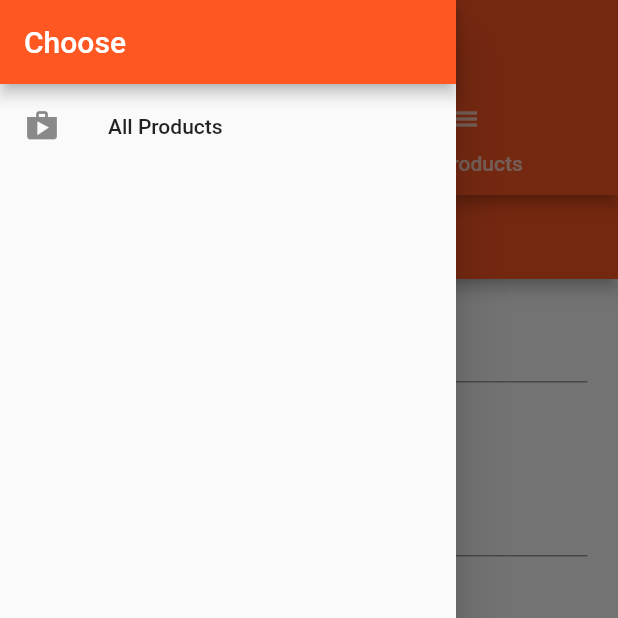
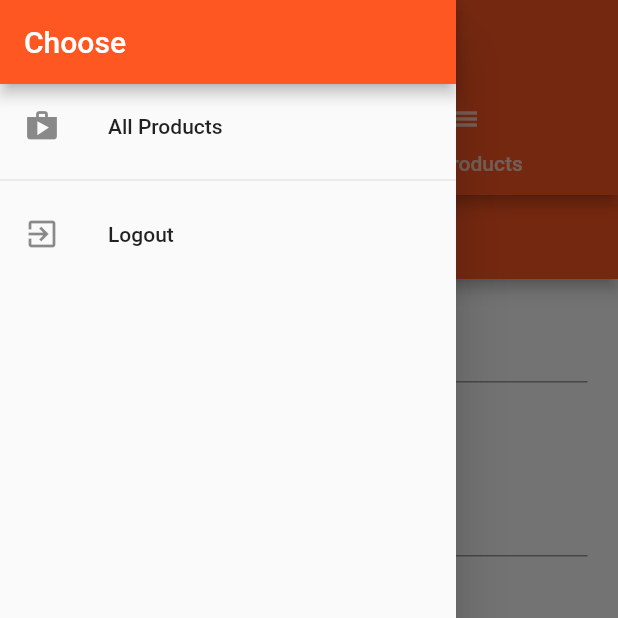
Before and after one commit to esirioneyibo/flutter-manage-products, a Flutter app: the ProductsAdminPage screen opened by its route, with the side drawer open, on a phone screen of 412 x 824 dp, the top half of it. Run offline on Flutter 3.47's test engine with Material 2 defaults, Android fonts, the phone set to English and light mode, and no system bars; our stand-ins replace shared_preferences; accounts and stored records are empty.

Commit message:
Video 509 - 510: Signing Users in Automatically and Adding a Logout Button

```diff
--- a/flutter_course/lib/main.dart
+++ b/flutter_course/lib/main.dart
@@ -31,6 +31,7 @@ class _MyAppState extends State<MyApp> {
   @override
   void initState() {
     super.initState();
+    _model.autoAuthenticate();
   }
 
   @override
@@ -50,7 +51,7 @@ class _MyAppState extends State<MyApp> {
         routes: {
           '/admin': (BuildContext context) => ProductsAdminPage(_model),
           // '/' is the same with home:, so if defined '/', we shouldn't use home: like above (home: AuthPage())
-          '/': (BuildContext context) => AuthPage(),
+          '/': (BuildContext context) => _model.user == null ? AuthPage() : ProductsPage(_model),
           '/products': (BuildContext context) => ProductsPage(_model),
         },
         onGenerateRoute: (RouteSettings settings) {
--- a/flutter_course/lib/pages/products.dart
+++ b/flutter_course/lib/pages/products.dart
@@ -1,6 +1,7 @@
 import 'package:flutter/material.dart';
 import 'package:scoped_model/scoped_model.dart';
 import '../scoped_models/main.dart';
+import '../widgets/ui_elements/logout_list_title.dart';
 import '../widgets/products/products.dart';
 
 class ProductsPage extends StatefulWidget {
@@ -34,7 +35,9 @@ class _ProductsPageState extends State<ProductsPage> {
             onTap: () {
               Navigator.pushReplacementNamed(context, '/admin');
             },
-          )
+          ),
+          Divider(),
+          LogoutListTitle(),
         ],
       ),
     );
--- a/flutter_course/lib/pages/products_admin.dart
+++ b/flutter_course/lib/pages/products_admin.dart
@@ -1,4 +1,5 @@
 import 'package:flutter/material.dart';
+import 'package:flutter_course/widgets/ui_elements/logout_list_title.dart';
 import './product_edit.dart';
 import './product_list.dart';
 import '../scoped_models/main.dart';
@@ -22,6 +23,8 @@ class ProductsAdminPage extends StatelessWidget {
               Navigator.pushReplacementNamed(context, '/products');
             },
           ),
+          Divider(),
+          LogoutListTitle(),
         ],
       ),
     );
--- /dev/null
+++ b/flutter_course/lib/widgets/ui_elements/logout_list_title.dart
@@ -0,0 +1,20 @@
+import 'package:flutter/material.dart';
+import 'package:flutter_course/scoped_models/main.dart';
+import 'package:scoped_model/scoped_model.dart';
+
+class LogoutListTitle extends StatelessWidget {
+  @override
+  Widget build(BuildContext context) {
+    return ScopedModelDescendant(
+        builder: (BuildContext context, Widget child, MainModel model) {
+      return ListTile(
+        leading: Icon(Icons.exit_to_app),
+        title: Text('Logout'),
+        onTap: () {
+          model.logout();
+          Navigator.of(context).pushReplacementNamed('/');
+        },
+      );
+    });
+  }
+}
```
Also changed, not shown: flutter_course/lib/scoped_models/connected_products.dart (+21 -0 lines), 3 other files.
